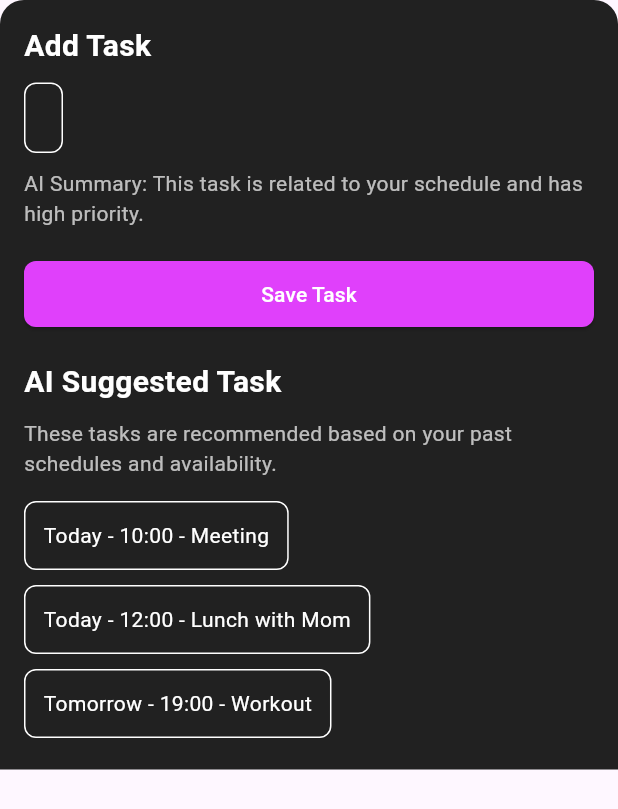
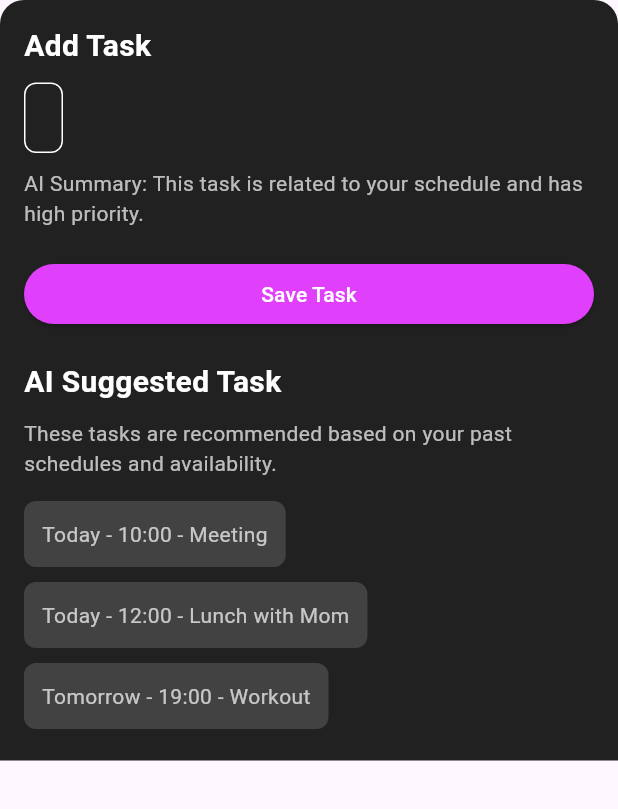
Before and after one commit to Nompangs/front, a Flutter app: the TaskModal widget shown alone on an empty page, opened directly with empty values, on a phone screen of 412 x 824 dp. Shown: the top 809 px of the screen. Run offline on Flutter 3.47's test engine with Material 3 defaults, Android fonts, the phone set to English and light mode, and no system bars; our stand-ins replace flutter_dotenv, speech_to_text.

```diff
--- a/lib/widgets/task_modal.dart
+++ b/lib/widgets/task_modal.dart
@@ -1,9 +1,41 @@
 import 'package:flutter/material.dart';
 
-class TaskModal extends StatelessWidget {
+class TaskModal extends StatefulWidget {
   final String taskText;
+  final Function(String) onTaskUpdated; // Task 업데이트 콜백
+  final Function() onTaskSaved; // Task 저장 후 실행할 콜백
 
-  TaskModal({required this.taskText});
+  TaskModal({
+    required this.taskText,
+    required this.onTaskUpdated,
+    required this.onTaskSaved,
+  });
+
+  @override
+  _TaskModalState createState() => _TaskModalState();
+}
+
+class _TaskModalState extends State<TaskModal> {
+  String _selectedTask = "";
+
+  @override
+  void initState() {
+    super.initState();
+    _selectedTask = widget.taskText; // 초기 Task 설정
+  }
+
+  void _updateTask(String newTask) {
+    setState(() {
+      _selectedTask = newTask; // 선택한 Task로 변경
+    });
+    widget.onTaskUpdated(newTask); // HomeScreen에도 업데이트
+  }
+
+  void _saveTask() {
+    print("✅ Task Saved: $_selectedTask");
+    Navigator.pop(context); // 모달 닫기
+    widget.onTaskSaved(); // Task 저장 후 이동 실행
+  }
 
   @override
   Widget build(BuildContext context) {
@@ -32,7 +64,7 @@ class TaskModal extends StatelessWidget {
               border: Border.all(color: Colors.white),
               borderRadius: BorderRadius.circular(8),
             ),
-            child: Text(taskText, style: TextStyle(color: Colors.white)),
+            child: Text(_selectedTask, style: TextStyle(color: Colors.white)),
           ),
           SizedBox(height: 10),
           Text(
@@ -41,16 +73,9 @@ class TaskModal extends StatelessWidget {
           ),
           SizedBox(height: 20),
           ElevatedButton(
-            onPressed: () {
-              print("✅ Task Saved: $taskText");
-              Navigator.pop(context);
-            },
+            onPressed: _saveTask,
             style: ElevatedButton.styleFrom(
               backgroundColor: Colors.purpleAccent,
-              padding: EdgeInsets.symmetric(vertical: 12),
-              shape: RoundedRectangleBorder(
-                borderRadius: BorderRadius.circular(8),
-              ),
             ),
             child: Center(
               child: Text("Save Task", style: TextStyle(color: Colors.white)),
@@ -58,7 +83,7 @@ class TaskModal extends StatelessWidget {
           ),
           SizedBox(height: 20),
 
-          // "AI Suggested Task" Section
+          // ✅ "AI Suggested Task" 섹션 복구 ✅
           Text(
             "AI Suggested Task",
             style: TextStyle(
@@ -81,15 +106,26 @@ class TaskModal extends StatelessWidget {
     );
   }
 
+  // ✅ 클릭 시 Task 변경 기능 추가 ✅
   Widget _buildTaskItem(String task) {
-    return Container(
-      margin: EdgeInsets.symmetric(vertical: 5),
-      padding: EdgeInsets.all(12),
-      decoration: BoxDecoration(
-        border: Border.all(color: Colors.white),
-        borderRadius: BorderRadius.circular(8),
+    return GestureDetector(
+      onTap: () {
+        _updateTask(task);
+      },
+      child: Container(
+        margin: EdgeInsets.symmetric(vertical: 5),
+        padding: EdgeInsets.all(12),
+        decoration: BoxDecoration(
+          color: _selectedTask == task ? Colors.purpleAccent : Colors.grey[800],
+          borderRadius: BorderRadius.circular(8),
+        ),
+        child: Text(
+          task,
+          style: TextStyle(
+            color: _selectedTask == task ? Colors.white : Colors.white70,
+          ),
+        ),
       ),
-      child: Text(task, style: TextStyle(color: Colors.white)),
     );
   }
 }
```
Also changed, not shown: lib/screens/home_screen.dart (+28 -7 lines), lib/screens/task_category_screen.dart (added, +93 -0 lines), lib/screens/task_priority_screen.dart (added, +106 -0 lines).
